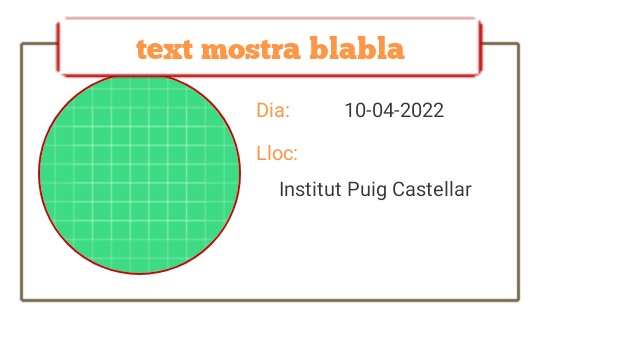
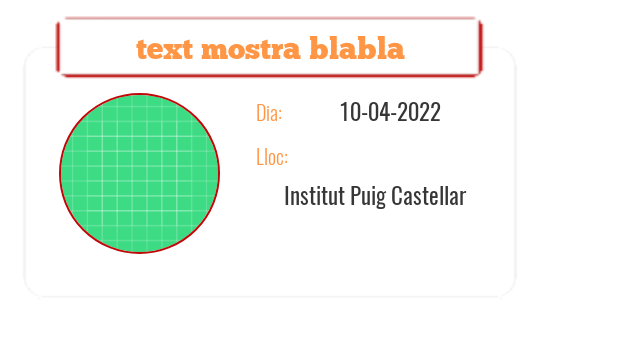
Before and after one commit to uriloop/TresPer, an Android app: the layout viewholder_torneig.xml on its own in the app's theme, with its tools: preview values and no code run, on a phone screen of 412 x 824 dp. Shown: the top 342 px of the screen. Run offline under Robolectric (Android 15) with nearby library versions, the phone set to English and light mode, and no system bars.

Commit message:
cap a classe correns!!!

```diff
--- a/app/src/main/res/layout/viewholder_torneig.xml
+++ b/app/src/main/res/layout/viewholder_torneig.xml
@@ -58,8 +58,7 @@ android:scaleX="1.2"
             android:layout_height="155dp"
             android:layout_gravity="center_horizontal|bottom"
             android:elevation="10dp"
-
-            android:padding="10dp"
+            android:padding="24dp"
             android:src="@drawable/ic_launcher_background"
             app:civ_border_color="@color/vermell_tauler"
             app:civ_border_overlay="true"
@@ -92,6 +91,7 @@ android:scaleX="1.2"
                     android:layout_width="wrap_content"
                     android:layout_height="wrap_content"
                     android:text="Dia: "
+                    android:fontFamily="@font/osw_light"
                     android:textAlignment="center"
                     android:textColor="@color/text_tronja"
                     android:textSize="13sp" />
@@ -103,7 +103,8 @@ android:scaleX="1.2"
                     android:text="10-04-2022"
                     android:textAlignment="center"
                     android:textColor="@color/text_clar"
-                    android:textSize="13sp" />
+                    android:fontFamily="@font/osw_regular"
+                    android:textSize="15sp" />
 
             </LinearLayout>
 
@@ -121,6 +122,8 @@ android:layout_marginTop="10dp"
                     android:layout_height="wrap_content"
                     android:text="Lloc: "
 android:layout_marginBottom="5dp"
+                    android:fontFamily="@font/osw_light"
+
                     android:textAlignment="center"
                     android:textColor="@color/text_tronja"
                     android:textSize="13sp" />
@@ -130,9 +133,11 @@ android:layout_marginBottom="5dp"
                     android:layout_width="match_parent"
                     android:layout_height="wrap_content"
                     android:text="Institut Puig Castellar"
+                    android:fontFamily="@font/osw_regular"
+
                     android:textAlignment="center"
                     android:textColor="@color/text_clar"
-                    android:textSize="13sp" />
+                    android:textSize="15sp" />
             </LinearLayout>
 
 
```
Also changed, not shown: app/src/main/res/layout/viewholder_partit.xml (+6 -3 lines), app/src/main/res/drawable/frame_equip_text.png, app/src/main/res/drawable/frame_torneig.png, app/src/main/res/drawable/scoreboard_tauler_marc.png.
